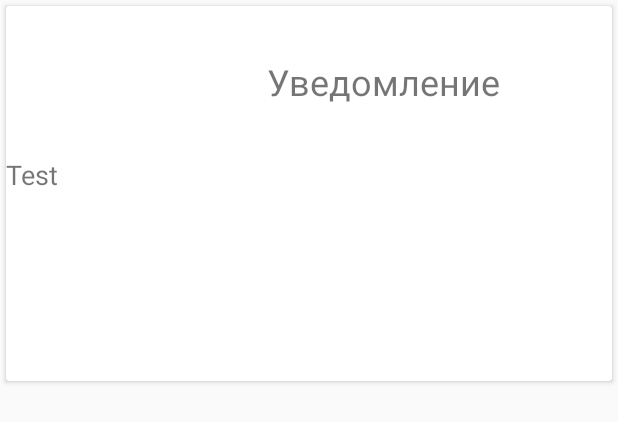
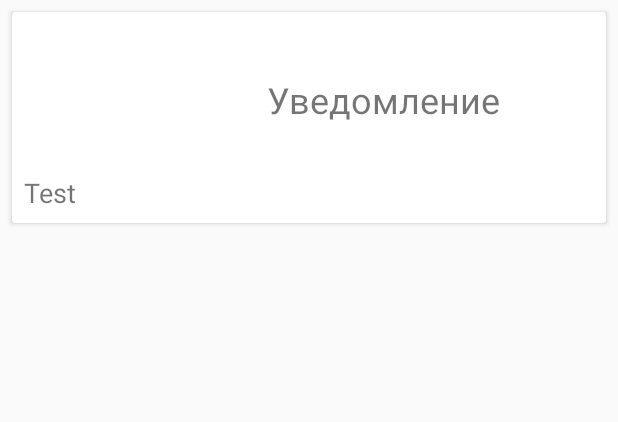
Before and after one commit to NLyutikov/News_feed, an Android app: the layout notifications_layout.xml on its own in the app's theme, with its tools: preview values and no code run, on a phone screen of 412 x 824 dp. Shown: the top 422 px of the screen. Run offline under Robolectric (Android 15) with nearby library versions, the light colour scheme and no system bars.

Commit message:
Update layouts for list

```diff
--- a/app/src/main/java/com/example/task_5/FeedActivity.kt
+++ b/app/src/main/java/com/example/task_5/FeedActivity.kt
@@ -51,7 +51,7 @@ class FeedActivity : AppCompatActivity() {
 
         list.apply {
             layoutManager = LinearLayoutManager(applicationContext)
-            adapter = feedAdapter as RecyclerView.Adapter<*>
+            adapter = feedAdapter
         }
         feedAdapter.items = initList()
 
@@ -65,7 +65,7 @@ class FeedActivity : AppCompatActivity() {
                 id = index.toString(),
                 title = if (isNews) "Новость $index" else "Уведомление $index",
                 content = "Описание описанного в том описании, которое описал тот самый",
-                imageUrl = "https://www.google.com/url?sa=i&source=images&cd=&cad=rja&uact=8&ved=2ahUKEwjl4deKiK_gAhUPpYsKHRqpABUQjRx6BAgBEAU&url=https%3A%2F%2Fmemepedia.ru%2Fstrana-imeni-rikardo-milosa-striptizer-iz-memov-zapolonil-google-maps%2F&psig=AOvVaw2hY7ElzF-z9COH2vA2XdlE&ust=1549815840803754",
+                imageUrl = "https://i.ytimg.com/vi/aVeCYjAiQHo/maxresdefault.jpg",
                 type = if (isNews) FeedType.News else FeedType.Notification
             )
         }
--- a/app/src/main/res/layout/activity_feed.xml
+++ b/app/src/main/res/layout/activity_feed.xml
@@ -49,5 +49,6 @@
     <androidx.recyclerview.widget.RecyclerView
             android:id="@+id/list"
             android:layout_width="match_parent"
-            android:layout_height="match_parent"/>
+            android:layout_height="match_parent"
+            app:layout_behavior="@string/appbar_scrolling_view_behavior"/>
 </androidx.coordinatorlayout.widget.CoordinatorLayout>
--- a/app/src/main/res/layout/news_layout.xml
+++ b/app/src/main/res/layout/news_layout.xml
@@ -3,11 +3,12 @@
         xmlns:android="http://schemas.android.com/apk/res/android"
         android:layout_width="match_parent"
         android:layout_height="wrap_content"
-        android:layout_margin="4dp">
+        android:layout_margin="8dp">
 
     <LinearLayout
             android:layout_width="match_parent"
             android:layout_height="match_parent"
+            android:padding="8dp"
             android:orientation="vertical">
 
         <ImageView
@@ -32,7 +33,7 @@
                 android:padding="14dp"
                 android:background="#919191"
                 android:layout_width="match_parent"
-                android:layout_height="180dp"/>
+                android:layout_height="wrap_content"/>
 
     </LinearLayout>
 </androidx.cardview.widget.CardView>
--- a/app/src/main/res/layout/notifications_layout.xml
+++ b/app/src/main/res/layout/notifications_layout.xml
@@ -1,12 +1,13 @@
 <?xml version="1.0" encoding="utf-8"?>
 <androidx.cardview.widget.CardView
         xmlns:android="http://schemas.android.com/apk/res/android"
-        xmlns:tools="http://schemas.android.com/tools" android:layout_width="match_parent"
-        android:layout_height="wrap_content" xmlns:app="http://schemas.android.com/apk/res-auto"
-        android:layout_margin="4dp">
+        xmlns:tools="http://schemas.android.com/tools" xmlns:app="http://schemas.android.com/apk/res-auto"
+        android:layout_width="match_parent" android:layout_height="wrap_content"
+        android:layout_margin="8dp">
     <androidx.constraintlayout.widget.ConstraintLayout
             android:layout_width="match_parent"
             android:layout_height="wrap_content"
+            android:padding="8dp"
             tools:ignore="MissingConstraints">
 
         <de.hdodenhof.circleimageview.CircleImageView
@@ -28,7 +29,7 @@
         <TextView
                 android:id="@+id/notification_content"
                 android:layout_width="match_parent"
-                android:layout_height="150dp"
+                android:layout_height="wrap_content"
                 app:layout_constraintBottom_toBottomOf="parent"
                 android:text="Test"
                 android:textSize="18sp" app:layout_constraintTop_toBottomOf="@id/notification_image"/>
```
